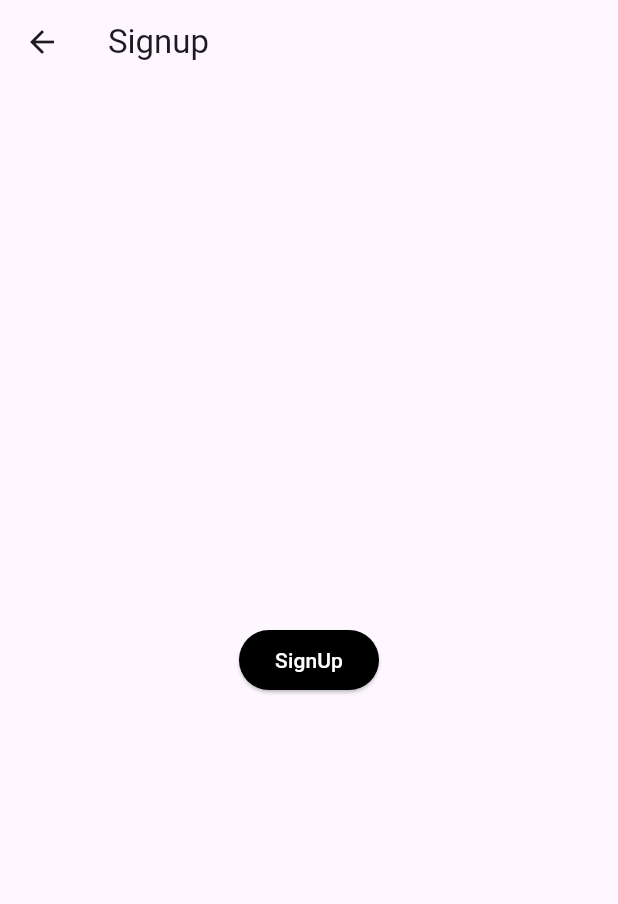
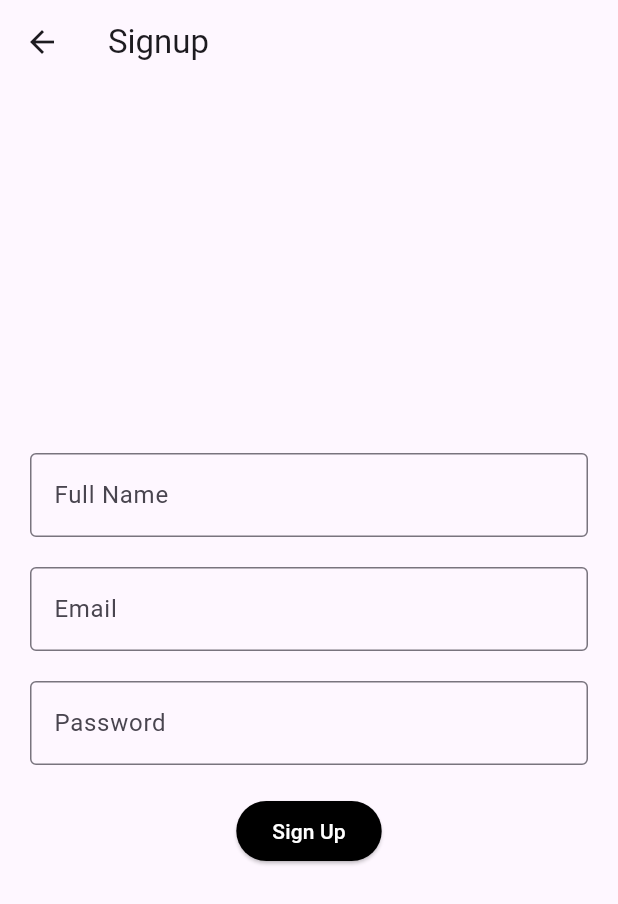
Before and after one commit to clever-cr/mobile_development_group8, a Flutter app: the SignUp screen opened by its route, on a phone screen of 412 x 824 dp. Shown: the top 904 px of the screen. Run offline on Flutter 3.47's test engine with Material 3 defaults, Android fonts, the phone set to English and light mode, and no system bars.

Commit message:
feat: implemet text field component, logi and sign up pages

```diff
--- a/lib/main.dart
+++ b/lib/main.dart
@@ -4,7 +4,7 @@ import 'pages/quiz.dart';
 import 'pages/categories.dart';
 import 'pages/question.dart';
 import 'pages/results.dart';
-import 'pages/signUp.dart';
+import 'pages/sign_up.dart';
 
 void main() {
   runApp(const MainApp());
--- a/lib/pages/question.dart
+++ b/lib/pages/question.dart
@@ -1,5 +1,5 @@
 import 'package:flutter/material.dart';
-import 'package:namer_app/components/button.dart';
+import 'package:sharp_mind/components/button.dart';
 
 class Question extends StatelessWidget {
   const Question({super.key});
--- a/lib/pages/quiz.dart
+++ b/lib/pages/quiz.dart
@@ -1,5 +1,5 @@
 import 'package:flutter/material.dart';
-import 'package:namer_app/components/button.dart';
+import 'package:sharp_mind/components/button.dart';
 
 class Quiz extends StatelessWidget {
   const Quiz({super.key});
--- a/lib/pages/results.dart
+++ b/lib/pages/results.dart
@@ -1,5 +1,5 @@
 import 'package:flutter/material.dart';
-import 'package:namer_app/components/button.dart';
+import 'package:sharp_mind/components/button.dart';
 
 class Result extends StatelessWidget {
   const Result({super.key});
--- a/lib/pages/signUp.dart
+++ /dev/null
@@ -1,20 +0,0 @@
-import 'package:flutter/material.dart';
-import 'package:namer_app/components/button.dart';
-
-class SignUp extends StatelessWidget {
-  const SignUp({super.key});
-
-  @override
-  Widget build(BuildContext context) {
-    return Scaffold(
-      appBar: AppBar(title: Text("Signup")),
-      body: Center(
-          child: Button(
-        buttonText: 'SignUp',
-        onPressed: () {
-          Navigator.pushNamed(context, '/');
-        },
-      )),
-    );
-  }
-}
--- /dev/null
+++ b/lib/pages/sign_up.dart
@@ -0,0 +1,59 @@
+import 'package:flutter/material.dart';
+import 'package:sharp_mind/components/button.dart';
+
+class SignUp extends StatelessWidget {
+  const SignUp({Key? key}) : super(key: key);
+
+  @override
+  Widget build(BuildContext context) {
+    TextEditingController fullNameController = TextEditingController();
+    TextEditingController emailController = TextEditingController();
+    TextEditingController passwordController = TextEditingController();
+
+    return Scaffold(
+      appBar: AppBar(
+        title: Text("Signup"),
+      ),
+      body: Padding(
+        padding: EdgeInsets.all(20.0),
+        child: Column(
+          mainAxisAlignment: MainAxisAlignment.center,
+          children: [
+            TextField(
+              controller: fullNameController,
+              decoration: InputDecoration(
+                hintText: 'Full Name',
+                border: OutlineInputBorder(),
+              ),
+            ),
+            SizedBox(height: 20),
+            TextField(
+              controller: emailController,
+              decoration: InputDecoration(
+                hintText: 'Email',
+                border: OutlineInputBorder(),
+              ),
+            ),
+            SizedBox(height: 20),
+            TextField(
+              controller: passwordController,
+              obscureText: true,
+              decoration: InputDecoration(
+                hintText: 'Password',
+                border: OutlineInputBorder(),
+              ),
+            ),
+            SizedBox(height: 20),
+            Button(
+              buttonText: 'Sign Up',
+              onPressed: () {
+
+                Navigator.pushNamed(context, '/');
+              },
+            ),
+          ],
+        ),
+      ),
+    );
+  }
+}
--- a/pubspec.yaml
+++ b/pubspec.yaml
@@ -1,4 +1,4 @@
-name: namer_app
+name: sharp_mind
 description: A new Flutter project.
 
 publish_to: "none" # Remove this line if you wish to publish to pub.dev
```
Also changed, not shown: lib/components/text_field.dart (added, +24 -0 lines), lib/pages/login.dart (+28 -9 lines).
